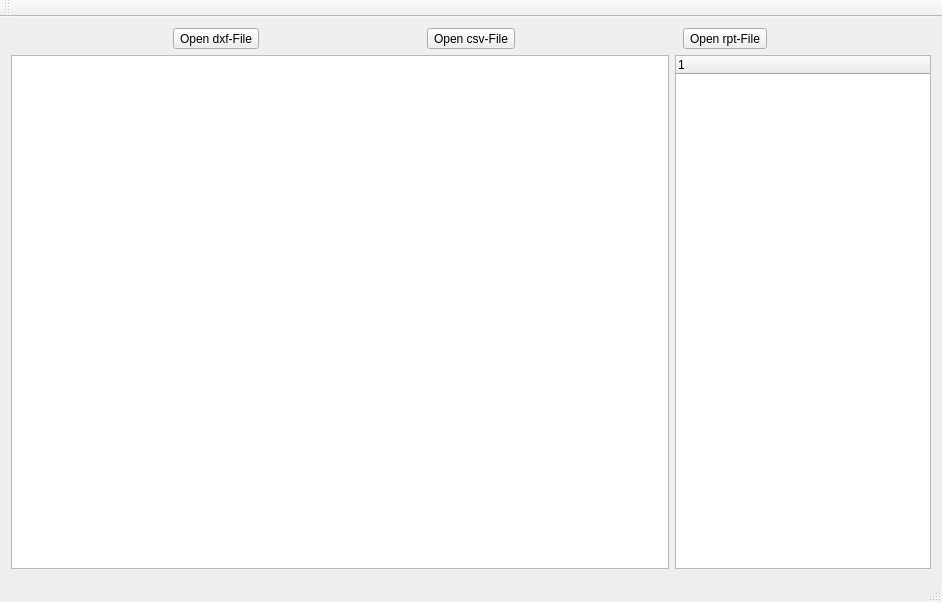
krofta/PnP, file mainwindow.ui: the form before one commit.
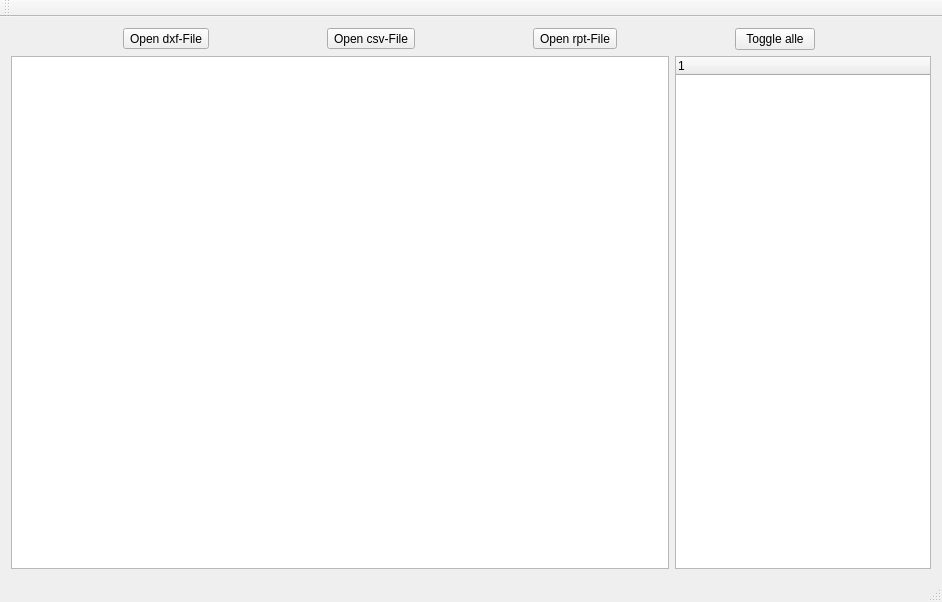
The form after the commit. Custom widgets are drawn as their Qt base class.

Commit message: Funktion alle Bauteile Toggeln eingefügt

```diff
--- a/mainwindow.ui
+++ b/mainwindow.ui
@@ -50,6 +50,19 @@
         </property>
        </widget>
       </item>
+      <item>
+       <widget class="QPushButton" name="toggleButton">
+        <property name="sizePolicy">
+         <sizepolicy hsizetype="Fixed" vsizetype="Fixed">
+          <horstretch>0</horstretch>
+          <verstretch>0</verstretch>
+         </sizepolicy>
+        </property>
+        <property name="text">
+         <string>Toggle alle</string>
+        </property>
+       </widget>
+      </item>
      </layout>
     </item>
     <item>
```
The commit also changes 3 other files.
